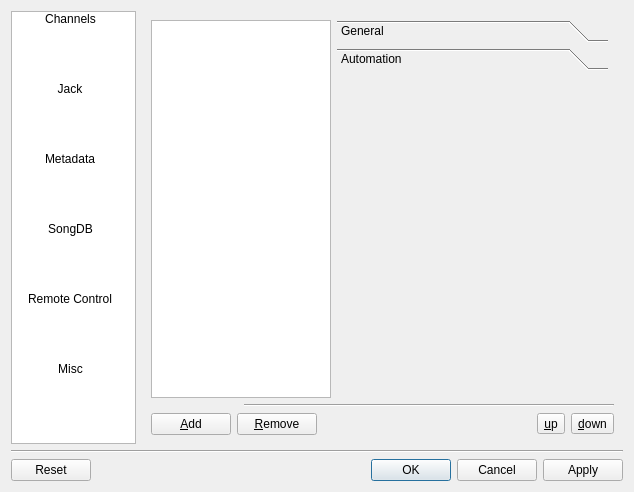
The window that src/dialogs/uis/settingsdialog.ui (jan-lugfl/RadioMixer) describes before a commit, drawn with Qt 5.
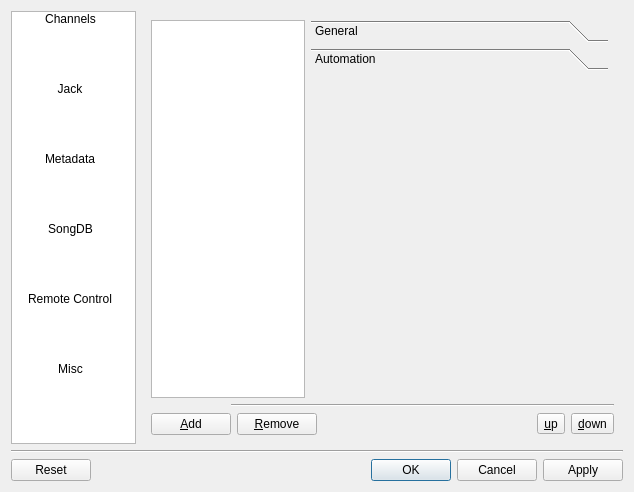
The same window after the commit. The open tabs and pages were chosen to show the change. Icons and pictures are not drawn.

What changed in the file:
```diff
--- a/src/dialogs/uis/settingsdialog.ui
+++ b/src/dialogs/uis/settingsdialog.ui
@@ -143,11 +143,11 @@
         <layout class="QGridLayout" name="gridLayout_2">
          <item row="0" column="0" colspan="2">
           <widget class="QListWidget" name="channelList">
-           <property name="maximumSize">
-            <size>
-             <width>180</width>
-             <height>16777215</height>
-            </size>
+           <property name="sizePolicy">
+            <sizepolicy hsizetype="Expanding" vsizetype="Expanding">
+             <horstretch>1</horstretch>
+             <verstretch>0</verstretch>
+            </sizepolicy>
            </property>
           </widget>
          </item>
@@ -205,6 +205,12 @@
          </item>
          <item row="0" column="2">
           <widget class="QToolBox" name="channelSettings">
+           <property name="sizePolicy">
+            <sizepolicy hsizetype="Expanding" vsizetype="Expanding">
+             <horstretch>4</horstretch>
+             <verstretch>0</verstretch>
+            </sizepolicy>
+           </property>
            <property name="currentIndex">
             <number>0</number>
            </property>
@@ -258,8 +264,8 @@
              <rect>
               <x>0</x>
               <y>0</y>
-              <width>100</width>
-              <height>30</height>
+              <width>275</width>
+              <height>337</height>
              </rect>
             </property>
             <attribute name="label">
```
Left out of the diff: 2 changed lines with no effect on the pictures.
